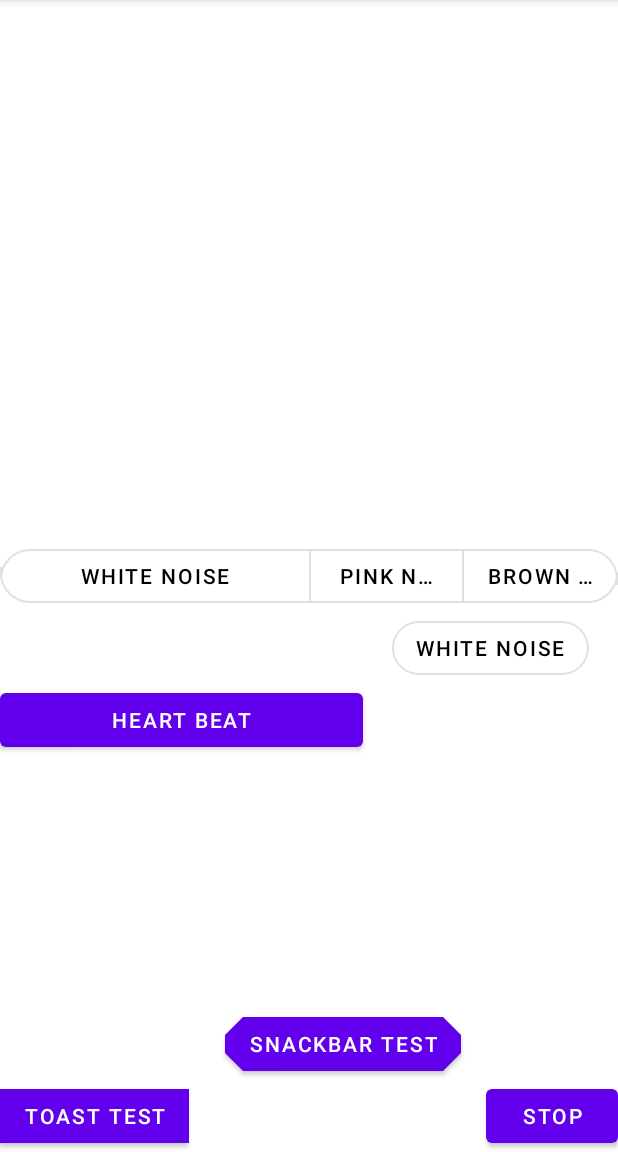
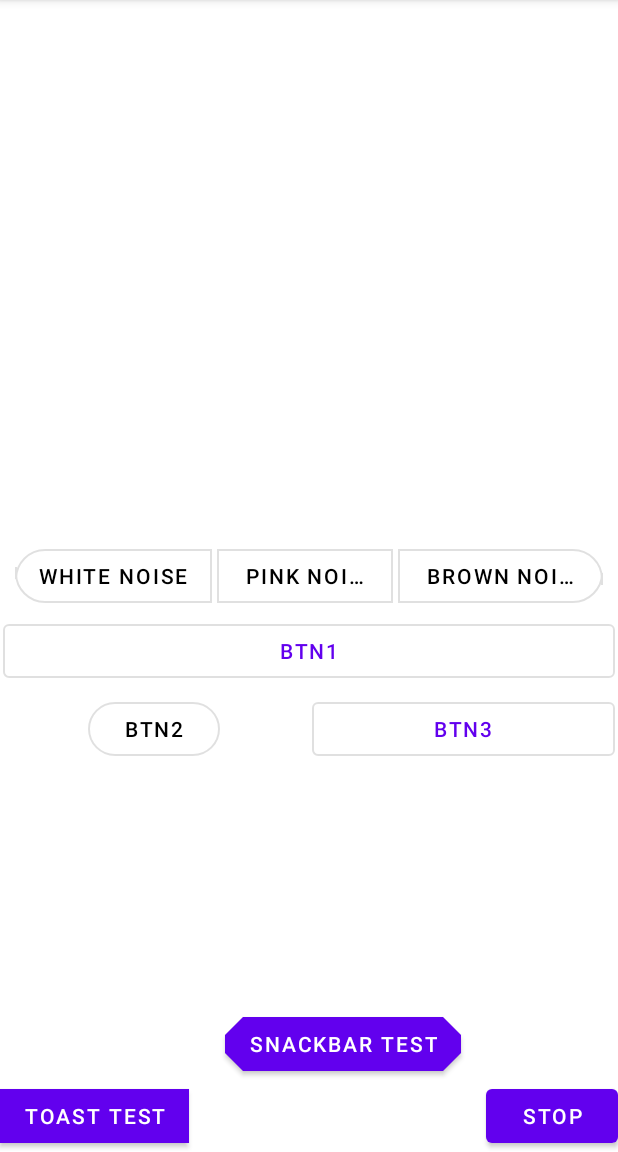
Before and after one commit to Haldyoso/CalPar, an Android app: the screen it shows after launch (MainActivity), on a phone screen of 412 x 824 dp, the part 84-1236 px from its top. Run offline under Robolectric (Android 15) with nearby library versions, the light colour scheme and no system bars.

Commit message:
in progress to solve
Issue: Button still clicked even btnStop has stopped the soundpool.

```diff
--- a/app/src/main/java/com/maha/calpar/MainActivity.kt
+++ b/app/src/main/java/com/maha/calpar/MainActivity.kt
@@ -12,6 +12,7 @@ import android.widget.Toast
 import androidx.appcompat.app.AppCompatActivity
 import com.google.android.material.snackbar.Snackbar
 import kotlinx.android.synthetic.main.activity_main.*
+import kotlinx.android.synthetic.*
 
 
 class MainActivity : AppCompatActivity() {
@@ -57,11 +58,18 @@ class MainActivity : AppCompatActivity() {
         toggleButtonGroup.addOnButtonCheckedListener { toggleButtonGroup, checkedId, isChecked ->
 
             stopSounds()
+
+
+
             if (isChecked) {
+
+
+
                 soundStream = when (checkedId) {
                     R.id.btnWhiteNoise -> {
                         loadSnack("White noise")
                         soundPool.play(soundPink, 1f, 1f, 0, -1, 1f)
+
                     }
 
                     R.id.btnPinkNoise -> {
@@ -86,8 +94,41 @@ class MainActivity : AppCompatActivity() {
 
     }
 
-    private fun stopSounds() {
+
+
+
+    private fun clearAllID1() {
+        if (toggleButtonGroup != null) {
+            toggleButtonGroup.clearOnButtonCheckedListeners()
+        }
+    }
+    private fun clearAllID2() {
+        if (toggleButtonGroup != null) {
+            toggleButtonGroup.clearChecked()
+        }
+    }
+    private fun clearAllID3() {
+        if (toggleButtonGroup != null) {
+            toggleButtonGroup.clearFindViewByIdCache()
+        }
+    }
+    private fun clearAllID4() {
+
+    }
+    private fun clearAllID5() {
+
+            if (toggleButtonGroup != null) {
+                toggleButtonGroup.uncheck(R.id.toggleButtonGroup)
+            }
+        }
+
+
+        fun stopSounds() {
             soundPool.stop(soundStream)
+
+
+
+
         }
 
 
@@ -117,7 +158,7 @@ class MainActivity : AppCompatActivity() {
 //        btnWhiteNoise.setBackgroundResource(R.drawable.bg_button_2)
 //
 //
-//    }
+
 
 
 }
--- a/app/src/main/res/layout/activity_main.xml
+++ b/app/src/main/res/layout/activity_main.xml
@@ -7,13 +7,16 @@
     android:layout_height="match_parent"
     tools:context=".MainActivity">
 
+
     <com.google.android.material.button.MaterialButtonToggleGroup
         android:id="@+id/toggleButtonGroup"
         android:layout_width="match_parent"
         android:layout_height="wrap_content"
         android:layout_gravity="center_horizontal"
+        android:layout_marginHorizontal="10dp"
         android:orientation="horizontal"
         app:layout_constraintBottom_toBottomOf="parent"
+
         app:layout_constraintTop_toTopOf="parent"
         app:singleSelection="true"
 
@@ -23,31 +26,34 @@
         <Button
             android:id="@+id/btnWhiteNoise"
             style="@style/Widget.MaterialComponents.Button.OutlinedButton"
-            android:layout_width="0dp"
+            android:layout_width="wrap_content"
             android:layout_height="wrap_content"
-            android:layout_weight="2"
+            android:backgroundTint="@color/button_background_color"
 
-            android:backgroundTint="@color/button_background_color"
+
+            android:insetRight="5dp"
             android:text="@string/white_noise"
-
             android:textColor="@color/black"
             app:cornerRadius="20dp" />
 
         <Button
             android:id="@+id/btnPinkNoise"
             style="@style/Widget.MaterialComponents.Button.OutlinedButton"
-            android:layout_width="0dp"
+            android:layout_width="wrap_content"
             android:layout_height="wrap_content"
+            android:layout_marginHorizontal="10dp"
             android:layout_weight="1"
             android:backgroundTint="@color/button_background_color"
+            android:insetRight="5dp"
             android:text="@string/pink_noise"
             android:textColor="@color/black" />
 
         <Button
             android:id="@+id/btnBrownNoise"
             style="@style/Widget.MaterialComponents.Button.OutlinedButton"
-            android:layout_width="0dp"
+            android:layout_width="wrap_content"
             android:layout_height="wrap_content"
+
             android:layout_weight="1"
             android:backgroundTint="@color/button_background_color"
             android:text="@string/brown_noise"
@@ -59,54 +65,101 @@
 
     </com.google.android.material.button.MaterialButtonToggleGroup>
 
+    <ScrollView
+        android:id="@+id/idScrollView"
+        android:layout_width="match_parent"
+        android:layout_height="100dp"
+
+        app:layout_constraintTop_toBottomOf="@id/toggleButtonGroup"
+
+        >
+
         <androidx.gridlayout.widget.GridLayout
             android:id="@+id/idGrid"
             android:layout_width="match_parent"
             android:layout_height="wrap_content"
             android:fillViewport="true"
             app:columnCount="2"
-        app:layout_constraintHorizontal_weight="2"
-        app:layout_constraintVertical_weight="2"
-        app:layout_constraintTop_toBottomOf="@id/toggleButtonGroup"
-        app:rowCount="2">
+
+            >
 
 
             <Button
-            android:id="@+id/btnHeartBeat"
+                android:id="@+id/btn1"
+                style="@style/Widget.MaterialComponents.Button.OutlinedButton"
                 android:layout_width="wrap_content"
                 android:layout_height="match_parent"
-            android:text="@string/heart_beat"
-
-            app:layout_column="0"
-            app:layout_columnWeight="1"
-
-            app:layout_row="1"
-            app:layout_rowWeight="1"
-
-            />
+                android:layout_margin="2dp"
+                android:text="btn1"
+                app:layout_columnSpan="2"
+                app:layout_columnWeight="1" />
 
             <Button
                 android:id="@+id/btnWhiteNoise2"
                 style="@style/Widget.MaterialComponents.Button.OutlinedButton"
                 android:layout_width="wrap_content"
-            android:layout_height="wrap_content"
+                android:layout_height="match_parent"
                 android:layout_weight="2"
 
                 android:backgroundTint="@color/button_background_color"
-            android:text="@string/white_noise"
+                android:text="btn2"
 
                 android:textColor="@color/black"
                 app:cornerRadius="20dp"
 
-            app:layout_column="1"
+
                 app:layout_columnWeight="1"
 
                 app:layout_gravity="center"
-            app:layout_row="0"
+
 
                 app:layout_rowWeight="1" />
 
+            <Button
+                android:id="@+id/btn3"
+                style="@style/Widget.MaterialComponents.Button.OutlinedButton"
+                android:layout_width="wrap_content"
+                android:layout_height="match_parent"
+                android:layout_margin="2dp"
+                android:text="btn3"
+                app:layout_columnWeight="1"
+                app:layout_rowWeight="1" />
+
+            <Button
+                android:id="@+id/btn4"
+                style="@style/Widget.MaterialComponents.Button.OutlinedButton"
+                android:layout_width="wrap_content"
+                android:layout_height="match_parent"
+                android:layout_margin="2dp"
+                android:text="btn4"
+                app:layout_columnWeight="1"
+                app:layout_rowWeight="1" />
+
+            <Button
+                android:id="@+id/btn5"
+                style="@style/Widget.MaterialComponents.Button.OutlinedButton"
+                android:layout_width="wrap_content"
+                android:layout_height="match_parent"
+                android:layout_margin="2dp"
+                android:text="btn5"
+                app:layout_columnWeight="1"
+                app:layout_rowSpan="2"
+                app:layout_rowWeight="1" />
+
+            <Button
+                android:id="@+id/btn6"
+                style="@style/Widget.MaterialComponents.Button.OutlinedButton"
+                android:layout_width="wrap_content"
+                android:layout_height="match_parent"
+                android:layout_margin="2dp"
+                android:text="btn6"
+                app:layout_columnWeight="1"
+                app:layout_rowWeight="1" />
+
+
         </androidx.gridlayout.widget.GridLayout>
+    </ScrollView>
+
 
     <Button
         android:id="@+id/btnStop"
@@ -129,9 +182,8 @@
         app:layout_constraintEnd_toStartOf="@+id/btnStop"
         app:layout_constraintHorizontal_bias="0.582"
         app:layout_constraintStart_toEndOf="@+id/btnToastTest"
-        tools:ignore="MissingConstraints"
         app:shapeAppearance="@style/Cut"
-        />
+        tools:ignore="MissingConstraints" />
 
     <Button
         android:id="@+id/btnToastTest"
@@ -139,10 +191,10 @@
         android:layout_height="wrap_content"
         android:singleLine="true"
         android:text="@string/toasttest"
-        app:shapeAppearance="@drawable/corner_radius"
-
         app:layout_constraintBottom_toBottomOf="parent"
 
-        app:layout_constraintStart_toStartOf="parent" />
+        app:layout_constraintStart_toStartOf="parent"
+
+        app:shapeAppearance="@drawable/corner_radius" />
 
 </androidx.constraintlayout.widget.ConstraintLayout>
```
Lines whose indentation alone changed are shown as unchanged.
